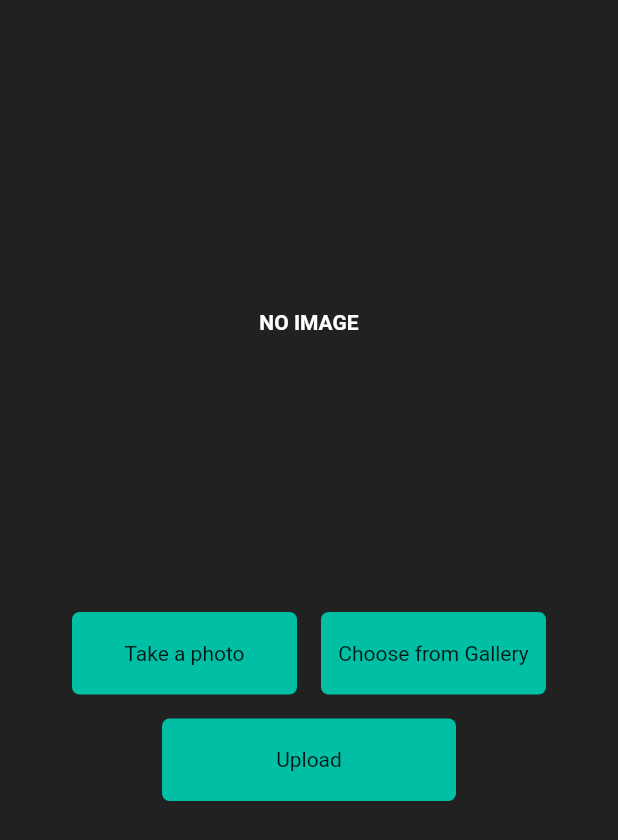
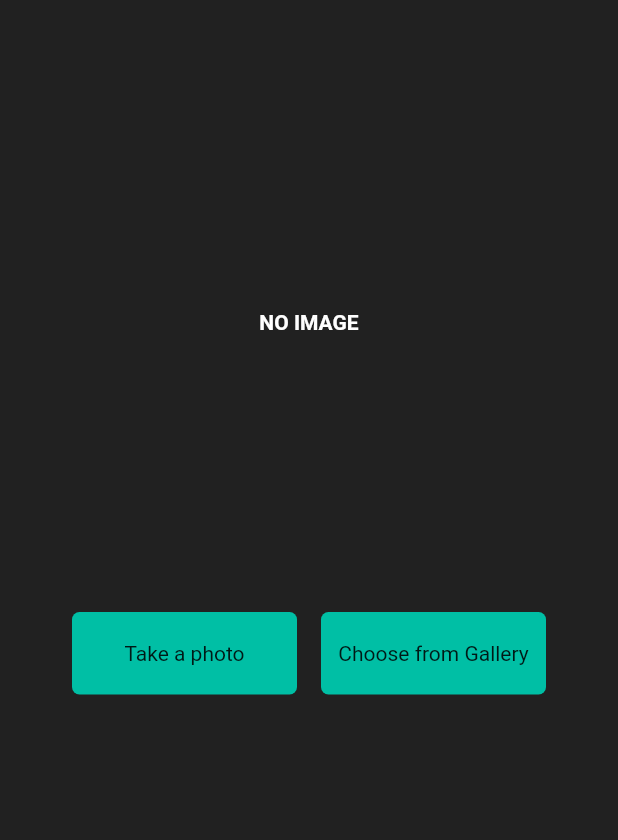
Before and after one commit to donaldmema/photo-uploader-app, a Flutter app: the screen it shows after launch, on a phone screen of 412 x 824 dp. Shown: the top 840 px of the screen. Run offline on Flutter 3.47's test engine with Material 2 defaults, Android fonts, the phone set to English and light mode, and no system bars; our stand-ins replace image_picker.

Commit message:
Fix Upload button and add missing directory

```diff
--- a/mobile-app/lib/main.dart
+++ b/mobile-app/lib/main.dart
@@ -170,7 +170,9 @@ class _UploadPageState extends State<UploadPage> {
                 ),
               ),
                */
-              Padding(
+              _imagePath == null
+                  ? Container()
+                  : Padding(
                       padding: const EdgeInsets.all(8.0),
                       child: InkWell(
                         onTap: () => _uploadFile(),
```
Also changed, not shown: 2 other files. Lines whose indentation alone changed are shown as unchanged.
